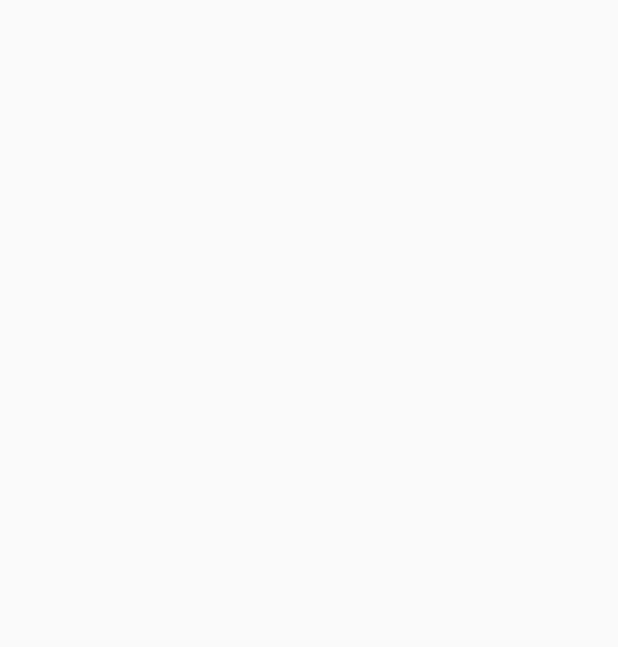
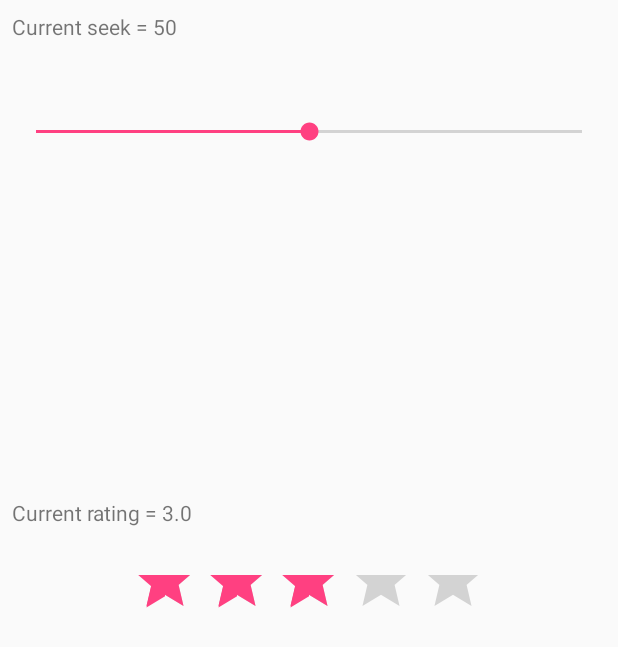
Before and after one commit to TwilightNight/AndroidLesson3_Widget, an Android app: the MiscActivity screen opened directly, with no data from a screen before it, on a phone screen of 412 x 824 dp. Before the commit the part shown is empty. Shown: the top 647 px of the screen. Run offline under Robolectric (Android 15) with nearby library versions, the phone set to English and light mode, and no system bars; our stand-ins replace ButterKnife.

Commit message:
Finish MiscActivity

```diff
--- a/app/src/main/java/com/example/shana/androidlesson3_widget/subpage/MiscActivity.java
+++ b/app/src/main/java/com/example/shana/androidlesson3_widget/subpage/MiscActivity.java
@@ -1,9 +1,58 @@
 package com.example.shana.androidlesson3_widget.subpage;
 
 import android.app.Activity;
+import android.os.Bundle;
+import android.widget.RatingBar;
+import android.widget.SeekBar;
+import android.widget.TextView;
+
+import com.example.shana.androidlesson3_widget.R;
+
+import butterknife.Bind;
+import butterknife.ButterKnife;
 
 /**
  * Created by shana on 2015/12/10.
  */
 public class MiscActivity extends Activity {
+    @Bind(R.id.activity_misc_rating_text_view)
+    TextView ratingTextView;
+    @Bind(R.id.activity_misc_seek_text_view)
+    TextView seekTextView;
+    @Bind(R.id.activity_misc_rating_bar)
+    RatingBar ratingBar;
+    @Bind(R.id.activity_misc_seek_bar)
+    SeekBar seekBar;
+    @Override
+    protected void onCreate(Bundle savedInstanceState) {
+        super.onCreate(savedInstanceState);
+        setContentView(R.layout.activity_misc);
+        ButterKnife.bind(this);
+        ratingBar.setOnRatingBarChangeListener(new RatingBar.OnRatingBarChangeListener() {
+            @Override
+            public void onRatingChanged(RatingBar ratingBar, float rating, boolean fromUser) {
+                ratingTextView.setText("Current rating = " + rating);
+            }
+        });
+
+        seekBar.setOnSeekBarChangeListener(new SeekBar.OnSeekBarChangeListener() {
+            @Override
+            public void onProgressChanged(SeekBar seekBar, int progress, boolean fromUser) {
+                seekTextView.setText("Current seek = " + progress);
+            }
+
+            @Override
+            public void onStartTrackingTouch(SeekBar seekBar) {
+
+            }
+
+            @Override
+            public void onStopTrackingTouch(SeekBar seekBar) {
+
+            }
+        });
+
+        ratingBar.setRating(3);
+        seekBar.setProgress(50);
+    }
 }
--- /dev/null
+++ b/app/src/main/res/layout/activity_misc.xml
@@ -0,0 +1,33 @@
+<?xml version="1.0" encoding="utf-8"?>
+<RelativeLayout xmlns:android="http://schemas.android.com/apk/res/android"
+    android:layout_width="match_parent"
+    android:layout_height="match_parent"
+    android:padding="@dimen/default_padding">
+
+    <RatingBar
+        android:id="@+id/activity_misc_rating_bar"
+        android:layout_width="wrap_content"
+        android:layout_height="100dp"
+        android:layout_centerInParent="true"
+        android:stepSize="0.5"
+        android:numStars="5" />
+
+    <TextView
+        android:id="@+id/activity_misc_rating_text_view"
+        android:layout_width="match_parent"
+        android:layout_height="30dp"
+        android:layout_above="@id/activity_misc_rating_bar" />
+
+    <TextView
+        android:id="@+id/activity_misc_seek_text_view"
+        android:layout_width="match_parent"
+        android:layout_height="30dp" />
+
+    <SeekBar
+        android:id="@+id/activity_misc_seek_bar"
+        android:layout_width="match_parent"
+        android:layout_height="100dp"
+        android:layout_below="@id/activity_misc_seek_text_view"
+        android:max="100"
+        />
+</RelativeLayout>
```
